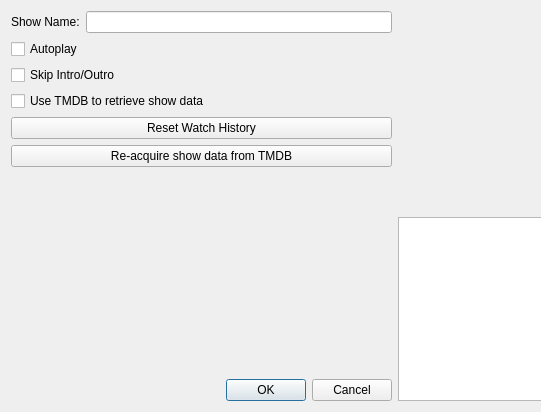
Before: the Qt Designer form Operations-Features/videoplayer/showsplayer/vp_shows_settings_dialog.ui in therealMaPMaKeR/MMDiary, drawn with Qt 5; both pictures show x 0 to 541 and y 0 to 412 of the 790 by 412 pixel window.
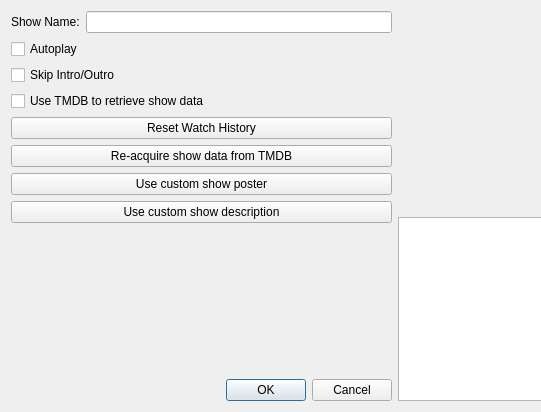
After: the same form once the commit is applied.

Patch:
```diff
--- a/Operations-Features/videoplayer/showsplayer/vp_shows_settings_dialog.ui
+++ b/Operations-Features/videoplayer/showsplayer/vp_shows_settings_dialog.ui
@@ -65,6 +65,20 @@
        </property>
       </widget>
      </item>
+     <item>
+      <widget class="QPushButton" name="pushButton_UseCustomPoster">
+       <property name="text">
+        <string>Use custom show poster</string>
+       </property>
+      </widget>
+     </item>
+     <item>
+      <widget class="QPushButton" name="pushButton_UseCustomDesc">
+       <property name="text">
+        <string>Use custom show description</string>
+       </property>
+      </widget>
+     </item>
      <item>
       <spacer name="verticalSpacer">
        <property name="orientation">
```
